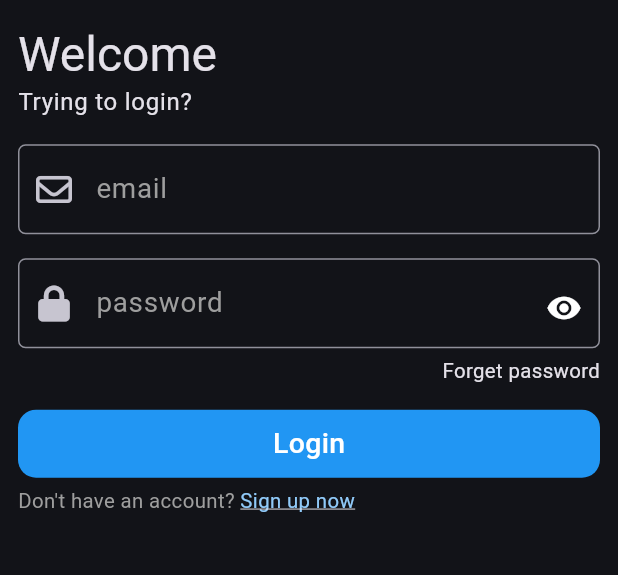
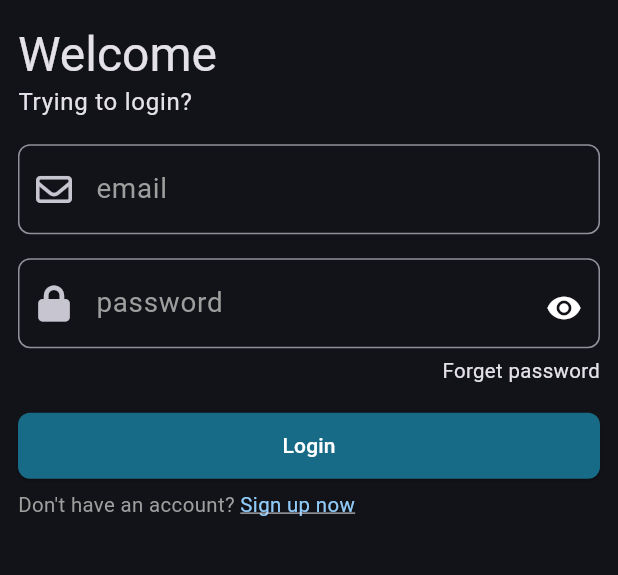
Before and after one commit to MoAce8/Ace-chat-app, a Flutter app: the screen it shows after launch, on a phone screen of 412 x 824 dp, the part 331-906 px from its top. Run offline on Flutter 3.47's test engine with Material 3 defaults, Android fonts, the light colour scheme and no system bars; our stand-ins replace font_awesome_flutter.

Commit message:
edit button

```diff
--- a/lib/widgets/app_button.dart
+++ b/lib/widgets/app_button.dart
@@ -2,15 +2,14 @@ import 'package:ace_chat_app/shared/constants.dart';
 import 'package:flutter/material.dart';
 
 class AppButton extends StatelessWidget {
-  const AppButton({super.key,
-    this.width = double.infinity,
-    this.background = Colors.blue,
+  const AppButton({
+    super.key,
+    this.background = kPrimaryColor,
     this.isUperCase = false,
     required this.text,
     required this.function,
   });
 
-  final double width;
   final Color background;
   final bool isUperCase;
   final String text;
@@ -18,20 +17,22 @@ class AppButton extends StatelessWidget {
 
   @override
   Widget build(BuildContext context) {
-    return GestureDetector(
-      onTap: function,
-      child: Container(
-        decoration: BoxDecoration(
-            color: background, borderRadius: BorderRadius.circular(12)),
-        width: width,
-        height: screenHeight(context) * 0.055,
+    return Center(
+      child: ElevatedButton(
+        style: ElevatedButton.styleFrom(
+          backgroundColor: background,
+          padding: const EdgeInsets.all(12),
+          shape: RoundedRectangleBorder(
+            borderRadius: BorderRadius.circular(8),
+          ),
+        ),
+        onPressed: function,
         child: Center(
           child: Text(
             isUperCase ? text.toUpperCase() : text,
-            style: TextStyle(
-                fontSize: screenWidth(context) * 0.046,
-                fontWeight: FontWeight.w500,
-            color: Colors.white),
+            style: const TextStyle(
+              color: Colors.white,
+            ),
           ),
         ),
       ),
--- a/lib/widgets/custom_text_field.dart
+++ b/lib/widgets/custom_text_field.dart
@@ -47,7 +47,7 @@ class AppTextFormField extends StatelessWidget {
               borderSide: BorderSide(color: Colors.white)),
           contentPadding: const EdgeInsets.all(16),
           border: OutlineInputBorder(
-            borderRadius: BorderRadius.circular(5),
+            borderRadius: BorderRadius.circular(8),
           ),
           prefixIcon: prefix,
           suffixIcon: suffix,
```
